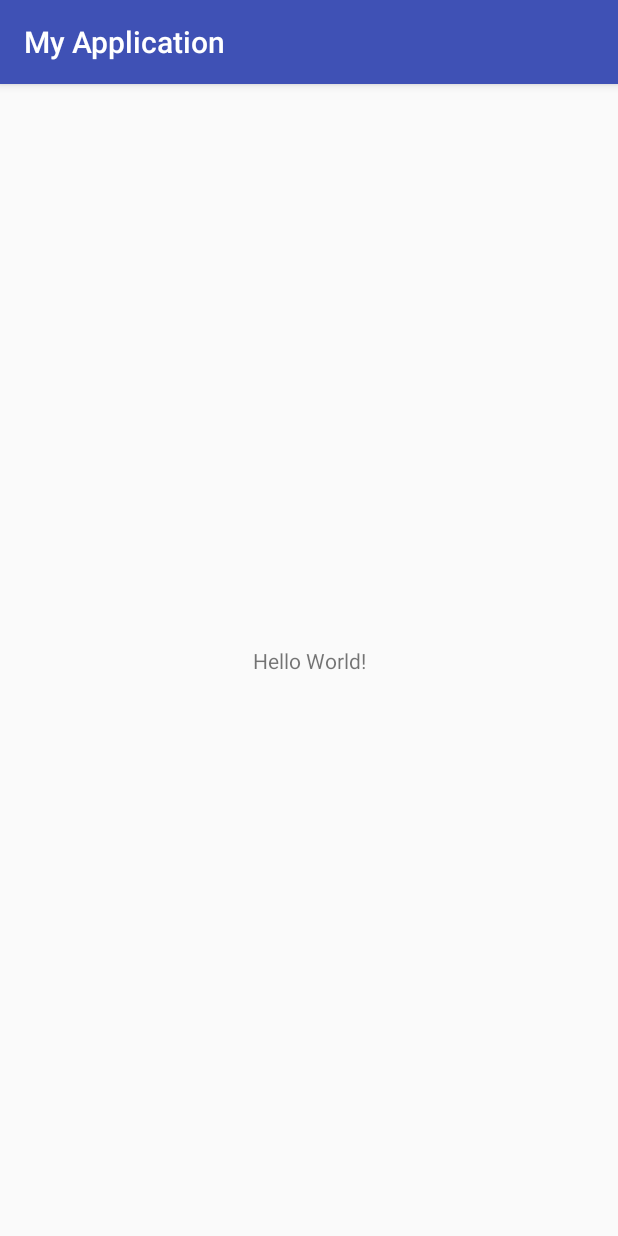
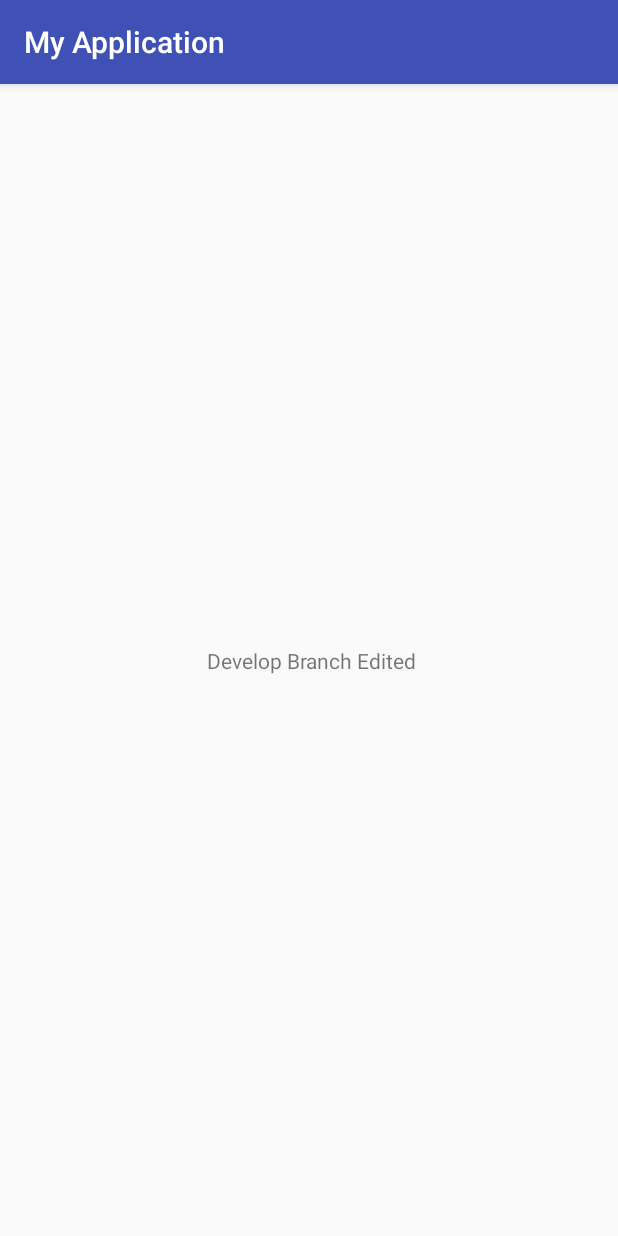
Before and after one commit to sky412820077/106ntut_application, an Android app: the screen it shows after launch (MainActivity), on a phone screen of 412 x 824 dp. Run offline under Robolectric (Android 15) with nearby library versions, the phone set to English and light mode, and no system bars.

Commit message:
Edit TextView for master

```diff
--- a/app/src/main/res/layout/activity_main.xml
+++ b/app/src/main/res/layout/activity_main.xml
@@ -9,7 +9,7 @@
     <TextView
         android:layout_width="wrap_content"
         android:layout_height="wrap_content"
-        android:text="Hello World!"
+        android:text=" Develop Branch Edited"
         app:layout_constraintBottom_toBottomOf="parent"
         app:layout_constraintLeft_toLeftOf="parent"
         app:layout_constraintRight_toRightOf="parent"
--- a/app/src/main/res/values/styles.xml
+++ b/app/src/main/res/values/styles.xml
@@ -1,7 +1,7 @@
 <resources>
 
     <!-- Base application theme. -->
-    <style name="AppTheme" parent="Theme.AppCompat.Light.DarkActionBar">
+    <style name="AppTheme" parent="Base.Theme.AppCompat.Light.DarkActionBar">
         <!-- Customize your theme here. -->
         <item name="colorPrimary">@color/colorPrimary</item>
         <item name="colorPrimaryDark">@color/colorPrimaryDark</item>
```
